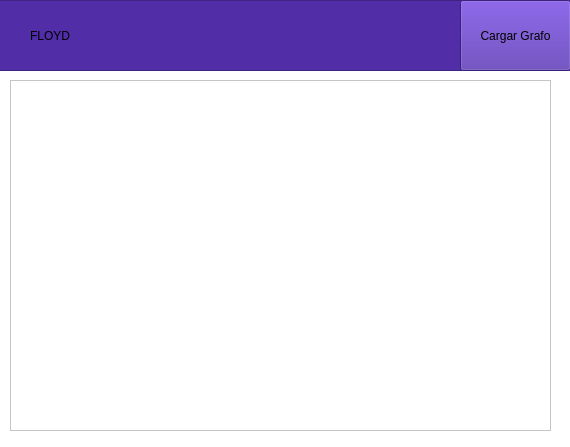
Old version of the form floydwindow.ui in the repository carlosvelaquez/Proyecto-EdD1.
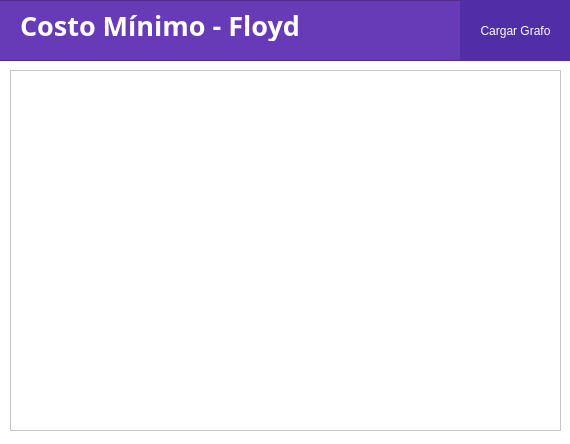
New version of the form.

```diff
--- a/floydwindow.ui
+++ b/floydwindow.ui
@@ -7,7 +7,7 @@
     <x>0</x>
     <y>0</y>
     <width>570</width>
-    <height>447</height>
+    <height>444</height>
    </rect>
   </property>
   <property name="windowTitle">
@@ -22,11 +22,28 @@
      <x>-10</x>
      <y>0</y>
      <width>581</width>
-     <height>71</height>
+     <height>61</height>
     </rect>
    </property>
    <property name="styleSheet">
-    <string notr="true">background-color: #512DA8;</string>
+    <string notr="true">QFrame{
+background-color: #673AB7;
+}
+
+QLabel{
+color: white;
+}
+
+QPushButton{
+background-color:#512DA8;
+color: white;
+border: none;
+font: 11pt &quot;Lato&quot;;
+}
+
+QPushButton:hover{
+background-color: #311B92;
+}</string>
    </property>
    <property name="frameShape">
     <enum>QFrame::StyledPanel</enum>
@@ -34,43 +51,48 @@
    <property name="frameShadow">
     <enum>QFrame::Raised</enum>
    </property>
-   <widget class="QLabel" name="label">
-    <property name="geometry">
-     <rect>
-      <x>40</x>
-      <y>20</y>
-      <width>141</width>
-      <height>31</height>
-     </rect>
-    </property>
-    <property name="styleSheet">
-     <string notr="true">font: 75 15pt &quot;WenQuanYi Micro Hei Mono&quot;;</string>
-    </property>
-    <property name="text">
-     <string>FLOYD</string>
-    </property>
-   </widget>
    <widget class="QPushButton" name="pushButton">
     <property name="geometry">
      <rect>
       <x>470</x>
       <y>0</y>
       <width>111</width>
-      <height>71</height>
+      <height>61</height>
      </rect>
     </property>
     <property name="text">
      <string>Cargar Grafo</string>
     </property>
    </widget>
+   <widget class="QLabel" name="label_2">
+    <property name="geometry">
+     <rect>
+      <x>30</x>
+      <y>10</y>
+      <width>381</width>
+      <height>31</height>
+     </rect>
+    </property>
+    <property name="font">
+     <font>
+      <family>Montserrat</family>
+      <pointsize>20</pointsize>
+      <weight>75</weight>
+      <bold>true</bold>
+     </font>
+    </property>
+    <property name="text">
+     <string>Costo Mínimo - Floyd</string>
+    </property>
+   </widget>
   </widget>
   <widget class="QTableWidget" name="tableWidget">
    <property name="geometry">
     <rect>
      <x>10</x>
-     <y>80</y>
-     <width>541</width>
-     <height>351</height>
+     <y>70</y>
+     <width>551</width>
+     <height>361</height>
     </rect>
    </property>
   </widget>
```
